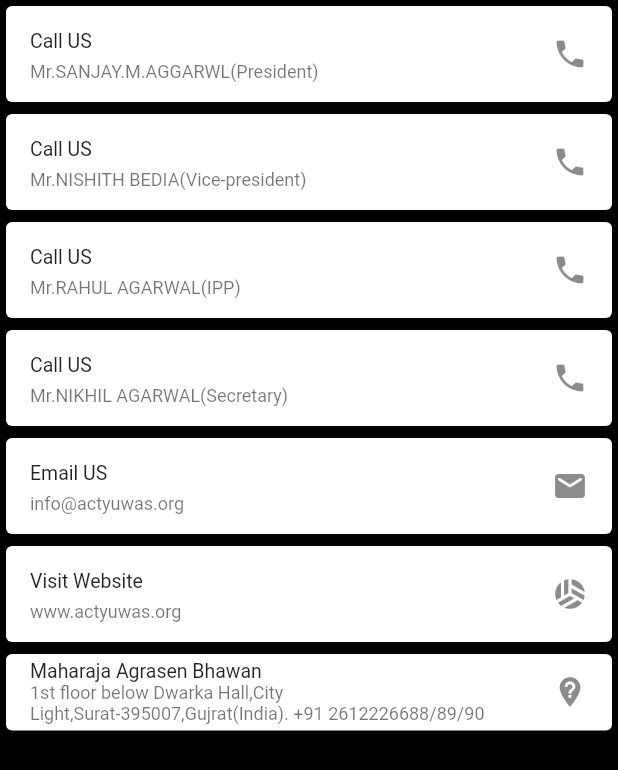
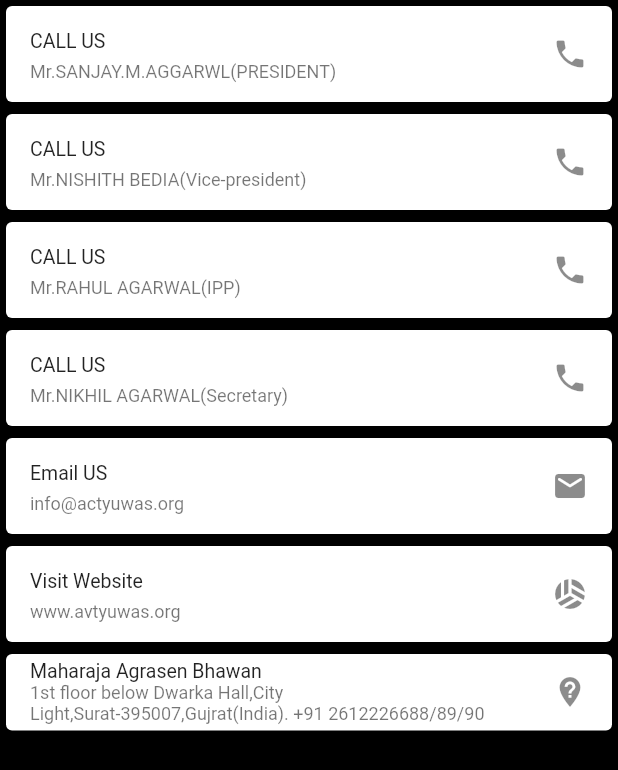
Before and after one commit to Abhishek84017/my_flutter_project, a Flutter app: the Contact screen opened directly, on a phone screen of 412 x 824 dp. Shown: the top 770 px of the screen. Run offline on Flutter 3.47's test engine with Material 2 defaults, Android fonts, the light colour scheme and no system bars; our stand-ins replace flutter_screenutil.

Commit message:
jskjbk
fdhsdh

```diff
--- a/lib/app.dart
+++ b/lib/app.dart
@@ -1,6 +1,6 @@
 import 'package:flutter/material.dart';
 import 'package:flutter_screenutil/flutter_screenutil.dart';
-import 'contact.dart';
+import 'More.dart';
 
 
 class Myapp extends StatelessWidget {
@@ -9,7 +9,7 @@
     return ScreenUtilInit(
         builder: () => MaterialApp(
               debugShowCheckedModeBanner: false,
-              home:Contact(),
+              home:More(),
             ));
   }
 }
--- a/lib/chose_member.dart
+++ b/lib/chose_member.dart
@@ -46,4 +46,3 @@
     );
   }
 }
-decoration: BoxDecoration(border: Border.all(color: Colors.white, width: 0.1),
--- a/lib/contact.dart
+++ b/lib/contact.dart
@@ -1,15 +1,51 @@
+import 'dart:io';
+
 import 'package:flutter/material.dart';
 import 'package:flutter_screenutil/flutter_screenutil.dart';
+import 'package:url_launcher/url_launcher.dart';
 
-class Contact extends StatelessWidget
-{
+//ignore: must_be_immutable
+class Contact extends StatelessWidget {
+  var _constactItemList = [
+    ContactItem(
+        icon: Icons.phone,
+        url: 'tel:9328054757',
+        subtitle: 'Mr.SANJAY.M.AGGARWL(PRESIDENT)',
+        title: 'CALL US'),
+    ContactItem(
+        icon: Icons.phone,
+        url: 'tel:9909652534',
+        subtitle: 'Mr.NISHITH BEDIA(Vice-president)',
+        title: 'CALL US'),
+    ContactItem(
+        icon: Icons.phone,
+        url: 'tel:9016285978',
+        subtitle: 'Mr.RAHUL AGARWAL(IPP)',
+        title: 'CALL US'),
+    ContactItem(
+        icon: Icons.phone,
+        url: 'email:abhishekpatel@gmail.com',
+        subtitle: 'Mr.NIKHIL AGARWAL(Secretary)',
+        title: 'CALL US'),
+    ContactItem(
+        icon: Icons.email_rounded,
+        url: "mailto:patelabhishek102001@gmail.in?subject=&body=%20",
+        subtitle: 'info@actyuwas.org',
+        title: 'Email US'),
+    ContactItem(
+        icon: Icons.sports_volleyball,
+        url: "https://avtyuwas.org",
+        subtitle: 'www.avtyuwas.org',
+        title: 'Visit Website'),
+    ContactItem(
+        icon: Icons.not_listed_location,
+        subtitle: '1st floor below Dwarka Hall,City Light,Surat-395007,Gujrat(India). +91 2612226688/89/90',
+        title: 'Maharaja Agrasen Bhawan'),
+  ];
 
-  final List<String> text =['Call US','Call US','Call US','Call US','Email US','Visit Website','Maharaja Agrasen Bhawan'];
-  final List<String> nametext =['Mr.SANJAY.M.AGGARWL(President)','Mr.NISHITH BEDIA(Vice-president)','Mr.RAHUL AGARWAL(IPP)','Mr.NIKHIL AGARWAL(Secretary)','info@actyuwas.org','www.actyuwas.org','1st floor below Dwarka Hall,City Light,Surat-395007,Gujrat(India). +91 2612226688/89/90'];
-  final List<IconData> symbol=[Icons.phone,Icons.phone,Icons.phone,Icons.phone,Icons.email_rounded,Icons.sports_volleyball,Icons.not_listed_location];
   @override
   Widget build(BuildContext context) {
-      Size size=MediaQuery.of(context).size;
+    Size size = MediaQuery.of(context).size;
     return Scaffold(
       backgroundColor: Colors.black,
       body: Column(
@@ -17,32 +53,36 @@
           Expanded(
             child: ListView.builder(
                 shrinkWrap: true,
-                  itemCount:text.length,
-                  itemBuilder:(BuildContext context, int index){
+                itemCount: _constactItemList.length,
+                itemBuilder: (BuildContext context, int index) {
+                  var contactItem = _constactItemList[index];
+
                   return Card(
                     child: ListTile(
-                       title: Text('${text[index]}'),
-                       subtitle: Text('${nametext[index]}'),
-                       trailing: Icon(symbol[index]),
+                      title: Text('${contactItem.title}'),
+                      subtitle: Text('${contactItem.subtitle}'),
+                      trailing: Icon(contactItem.icon),
                       dense: true,
-                       onTap: (){
-                         if(index >= 0 && index < 4)
-                           {
-                             print(0);
-                           }
-                         if(index >=4)
-                           {
-                             print(1);
+                      onTap: () async {
+                        if (await canLaunch(contactItem.url ?? '')) {
+                          await launch(contactItem.url ?? '');
                         }
                       },
                     ),
                   );
-              }
-              ),
+                }),
           ),
         ],
       ),
     );
   }
+}
 
+class ContactItem {
+  final String? title;
+  final String? subtitle;
+  final IconData? icon;
+  final String? url;
+
+  const ContactItem({this.title, this.subtitle, this.icon, this.url});
 }
--- a/lib/homescreen.dart
+++ b/lib/homescreen.dart
@@ -4,7 +4,7 @@
 import 'package:avt_yuwas/constants/palette.dart';
 import 'constants/palette.dart';
 
-List<Widget>  _widgets =<Widget>[Home(), About(), Contact(), More()];
+// List<Widget>  _widgets =<Widget>[Home(), About(), Contact(), More()];
 
 class Homescreen extends StatefulWidget {
   const Homescreen({Key? key}) : super(key: key);
--- a/pubspec.yaml
+++ b/pubspec.yaml
@@ -28,6 +28,7 @@
   # Use with the CupertinoIcons class for iOS style icons.
   cupertino_icons: ^1.0.2
   flutter_screenutil: ^5.0.0+2
+  url_launcher: ^6.0.9
   splashscreen:
 
 dev_dependencies:
```
Also changed, not shown: lib/more.dart (added, +141 -0 lines), lib/about.dart (line endings or trailing spaces), lib/constants/palette.dart (line endings or trailing spaces), lib/forget_password.dart (line endings or trailing spaces), lib/main.dart (line endings or trailing spaces), lib/sign_in_as_guest.dart (line endings or trailing spaces), lib/sign_in_as_member.dart (line endings or trailing spaces), lib/signinbutton.dart (line endings or trailing spaces), lib/splash_screen_1.dart (line endings or trailing spaces), lib/splash_screen_2.dart (line endings or trailing spaces), lib/text_field.dart (line endings or trailing spaces), pubspec.lock, 45 other files. Lines whose indentation alone changed are shown as unchanged.
